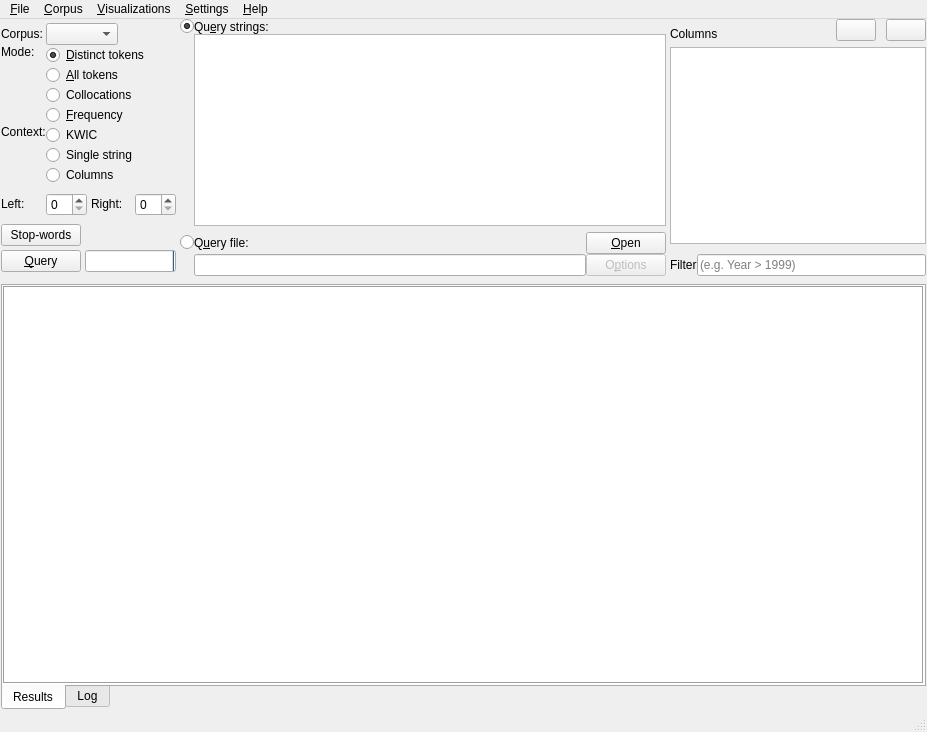
This is coquery/gui/coqueryCompact.ui in gkunter/coquery as Qt 5 draws it before an edit. The edited form follows.
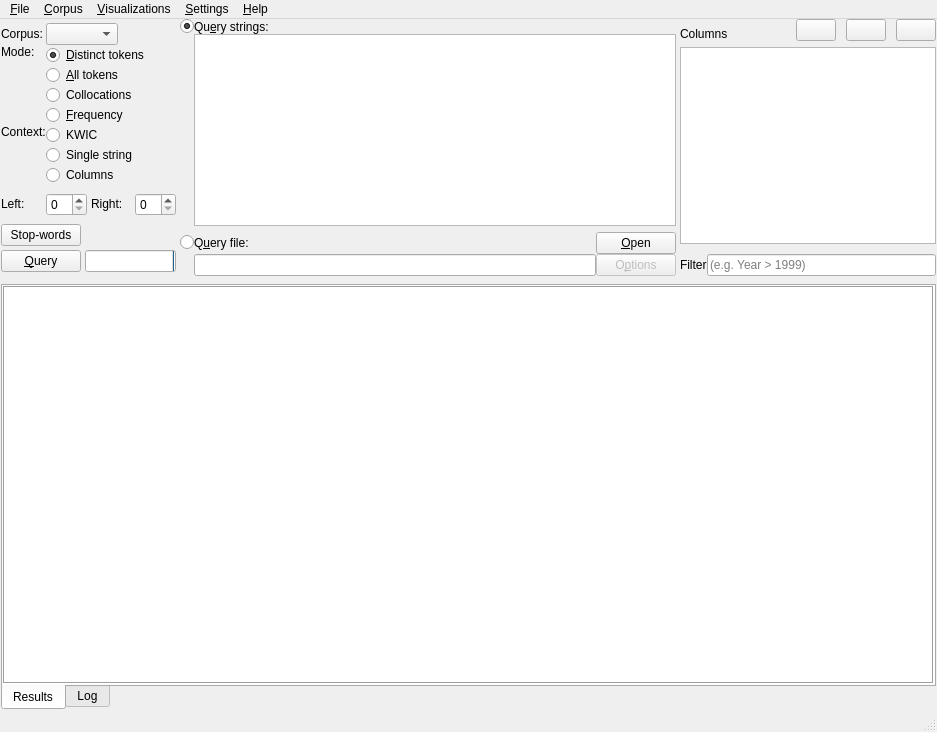
This is the edited form. Icons and pictures are not drawn.

Commit message: Add button for output functions

Diff of the .ui file:
```diff
--- a/coquery/gui/coqueryCompact.ui
+++ b/coquery/gui/coqueryCompact.ui
@@ -6,7 +6,7 @@
    <rect>
     <x>0</x>
     <y>0</y>
-    <width>927</width>
+    <width>937</width>
     <height>732</height>
    </rect>
   </property>
@@ -640,7 +640,7 @@
              <number>0</number>
             </property>
             <item>
-             <layout class="QHBoxLayout" name="horizontalLayout_2" stretch="1,0,0">
+             <layout class="QHBoxLayout" name="horizontalLayout_2" stretch="1,0,0,0">
               <property name="spacing">
                <number>10</number>
               </property>
@@ -685,6 +685,13 @@
                 </property>
                </widget>
               </item>
+              <item>
+               <widget class="QPushButton" name="button_add_function">
+                <property name="text">
+                 <string/>
+                </property>
+               </widget>
+              </item>
               <item>
                <widget class="QPushButton" name="button_remove_link">
                 <property name="sizePolicy">
@@ -932,7 +939,7 @@
     <rect>
      <x>0</x>
      <y>0</y>
-     <width>927</width>
+     <width>937</width>
      <height>37</height>
     </rect>
    </property>
```
The commit also changes 3 other files.
